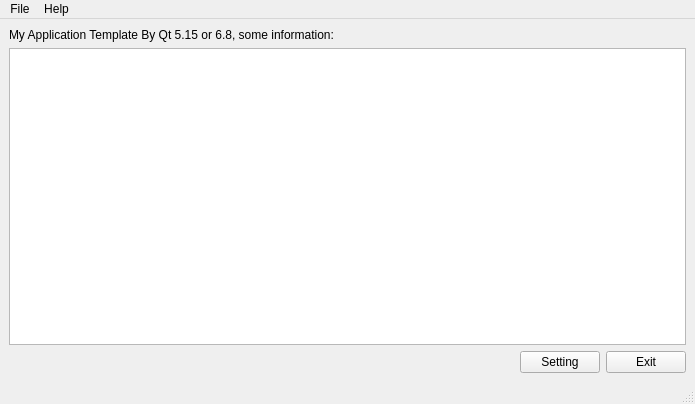
XMuli/myapp-template, file src/ui/main/mainwin.ui: the form before one commit.
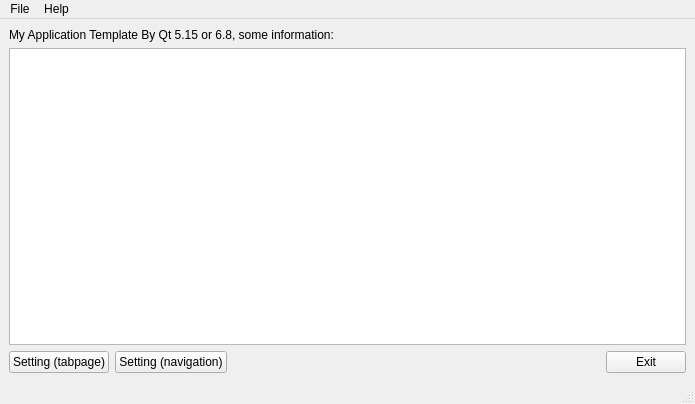
The form after the commit.

What changed in the file:
```diff
--- a/src/ui/main/mainwin.ui
+++ b/src/ui/main/mainwin.ui
@@ -44,6 +44,20 @@
        <property name="bottomMargin">
         <number>0</number>
        </property>
+       <item>
+        <widget class="QPushButton" name="btn_setting_tab">
+         <property name="text">
+          <string>Setting (tabpage)</string>
+         </property>
+        </widget>
+       </item>
+       <item>
+        <widget class="QPushButton" name="btn_setting_nav">
+         <property name="text">
+          <string>Setting (navigation)</string>
+         </property>
+        </widget>
+       </item>
        <item>
         <spacer name="horizontalSpacer">
          <property name="orientation">
@@ -58,14 +72,7 @@
         </spacer>
        </item>
        <item>
-        <widget class="QPushButton" name="pushButton">
-         <property name="text">
-          <string>Setting</string>
-         </property>
-        </widget>
-       </item>
-       <item>
-        <widget class="QPushButton" name="pushButton_2">
+        <widget class="QPushButton" name="btn_exit">
          <property name="text">
           <string>Exit</string>
          </property>
```
